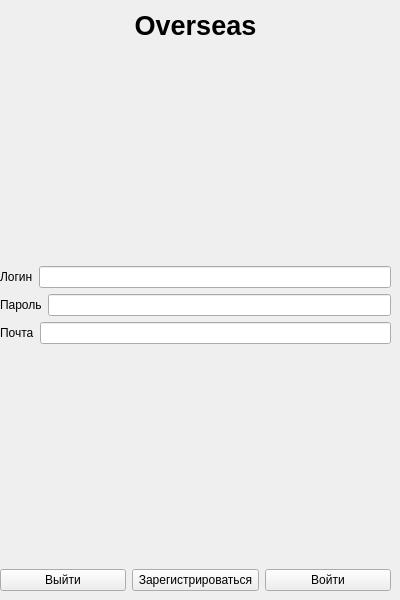
Qt form OverseasClient/authorizationform.ui (mertismk/ChatWithForeigners) before a commit.
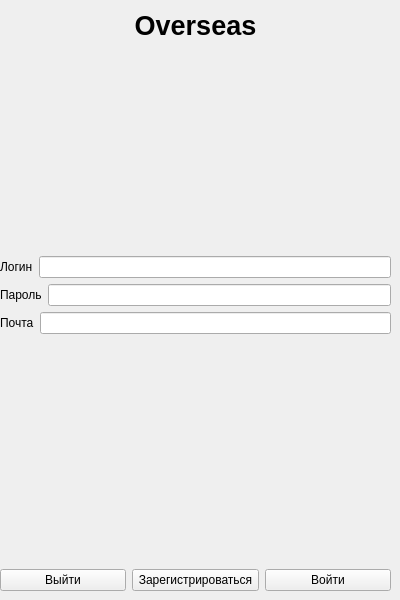
The same form after that commit.

```diff
--- a/OverseasClient/authorizationform.ui
+++ b/OverseasClient/authorizationform.ui
@@ -100,6 +100,16 @@
       </item>
      </layout>
     </item>
+    <item>
+     <widget class="QLabel" name="errorIdentificyLabel">
+      <property name="text">
+       <string/>
+      </property>
+      <property name="alignment">
+       <set>Qt::AlignCenter</set>
+      </property>
+     </widget>
+    </item>
     <item>
      <spacer name="verticalSpacer_2">
       <property name="orientation">
```
